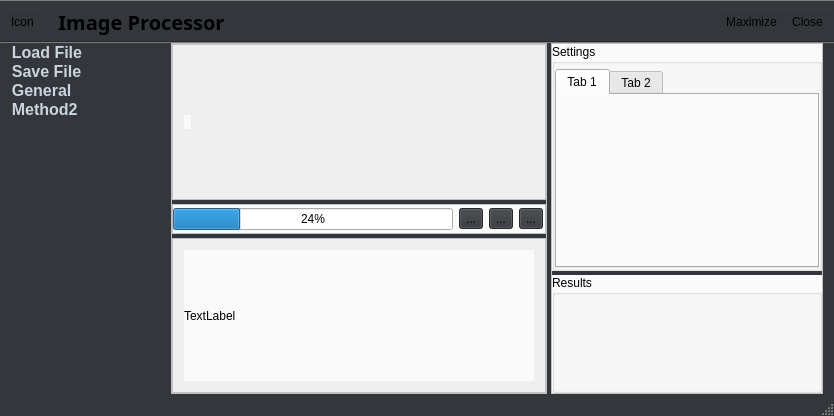
First picture: the form in ImageProcessor/mainwindow.ui, repository gitdev1234/ImageProcessor, before the edit.
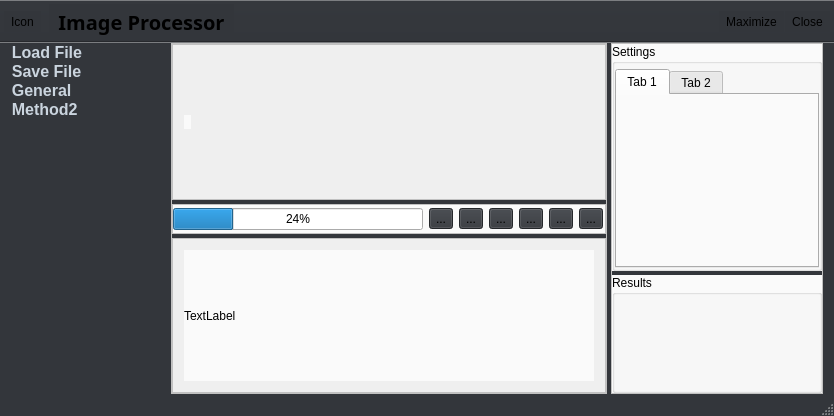
Second picture: the form after the edit. Icons and pictures are not drawn.

What changed in the file:
```diff
--- a/ImageProcessor/mainwindow.ui
+++ b/ImageProcessor/mainwindow.ui
@@ -300,6 +300,27 @@
               </property>
              </widget>
             </item>
+            <item>
+             <widget class="QToolButton" name="toolButton_4">
+              <property name="text">
+               <string>...</string>
+              </property>
+             </widget>
+            </item>
+            <item>
+             <widget class="QToolButton" name="toolButton_5">
+              <property name="text">
+               <string>...</string>
+              </property>
+             </widget>
+            </item>
+            <item>
+             <widget class="QToolButton" name="toolButton_6">
+              <property name="text">
+               <string>...</string>
+              </property>
+             </widget>
+            </item>
            </layout>
           </widget>
           <widget class="QScrollArea" name="scrollArea_4">
```
Left out of the diff: 36 changed lines with no effect on the pictures.
